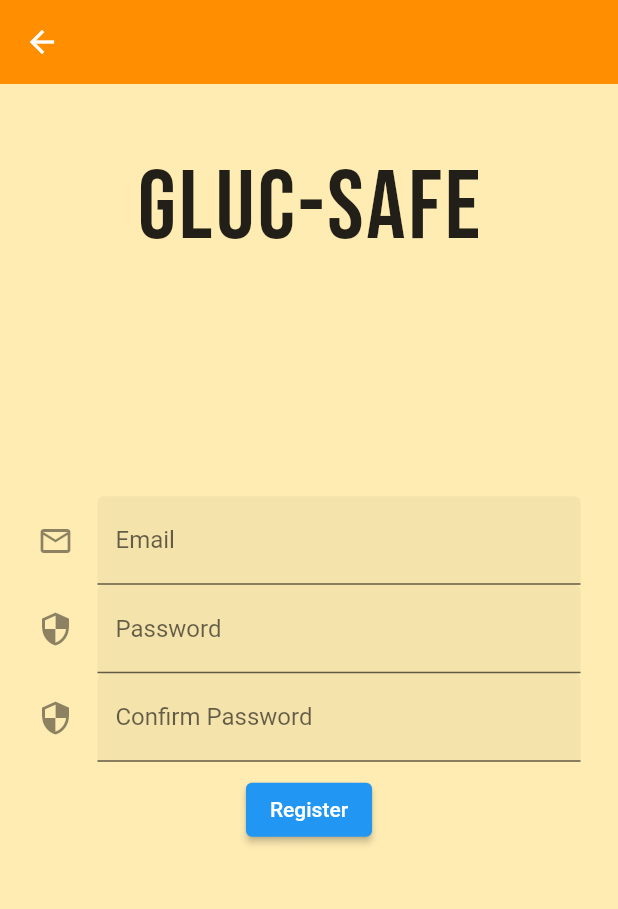
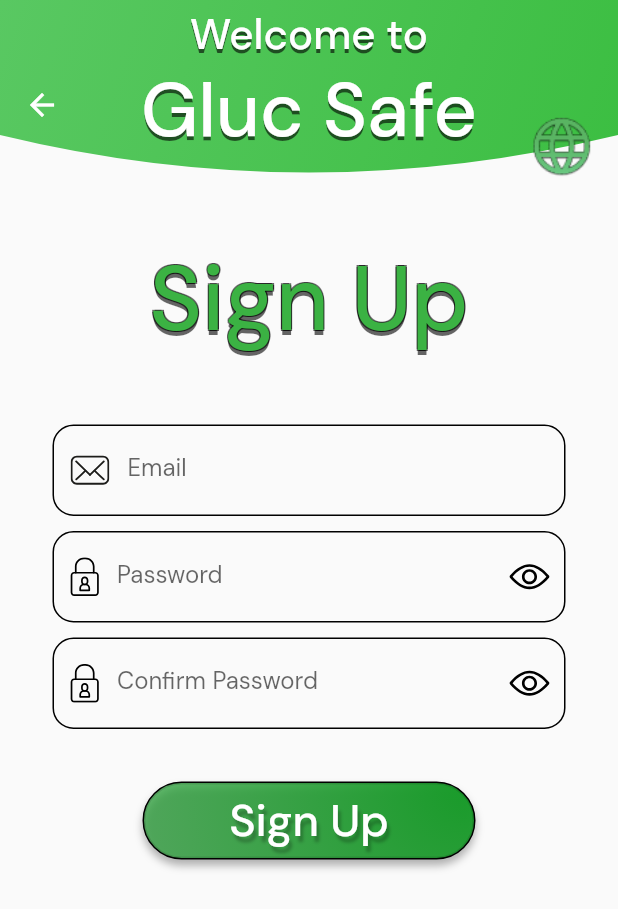
Before and after one commit to JustMax7CB/Gluc-Safe, a Flutter app: the screen it shows after launch, after a tap on "Sign Up", on a phone screen of 412 x 824 dp. Shown: the top 909 px of the screen. Run offline on Flutter 3.47's test engine with Material 2 defaults, Android fonts, the phone set to English and light mode, and no system bars; our stand-ins replace awesome_dialog, cloud_firestore, dropdown_button2, easy_localization, firebase_auth, firebase_core and 7 more; missing offline and left inert: age_calculator, flutter_cupertino_datetime_picker, folding_cell; accounts and stored records are empty; network calls fail.

Commit message:
designed the register page according to the agreed design in figma, also added animation transition between login and registration pages and created independent files for the appbar and the text stroke

```diff
--- /dev/null
+++ b/lib/routes/registerPageRoute.dart
@@ -0,0 +1,18 @@
+import 'package:flutter/material.dart';
+import 'package:gluc_safe/screens/screens.dart';
+
+PageRouteBuilder registerPageRoute() {
+  List<Curve> curveList = [Curves.ease];
+  return PageRouteBuilder(
+    pageBuilder: (_, __, ___) => RegisterPage(),
+    transitionDuration: Duration(seconds: 1),
+    transitionsBuilder: (context, animation, anotherAnimation, child) {
+      animation = CurvedAnimation(curve: curveList[0], parent: animation);
+      return SlideTransition(
+        position: Tween(begin: Offset(1.0, 0.0), end: Offset(0.0, 0.0))
+            .animate(animation),
+        child: child,
+      );
+    },
+  );
+}
--- a/lib/screens/LoginPage.dart
+++ b/lib/screens/LoginPage.dart
@@ -11,6 +11,9 @@ import 'package:gluc_safe/widgets/customAppBar.dart';
 import 'package:gluc_safe/widgets/textField.dart';
 import 'package:google_sign_in/google_sign_in.dart';
 import 'package:flutter_svg/flutter_svg.dart';
+import '../routes/registerPageRoute.dart';
+import '../widgets/glucsafeAppbar.dart';
+import '../widgets/textStroke.dart';
 
 class LoginPage extends StatefulWidget {
   const LoginPage({super.key});
@@ -46,7 +49,7 @@ class _LoginPageState extends State<LoginPage> {
       children: [
         Scaffold(
           resizeToAvoidBottomInset: false,
-          appBar: glucSafeAppbar(),
+          appBar: glucSafeAppbar(context),
           body: loginContainer(),
         ),
         GestureDetector(
@@ -236,105 +239,13 @@ class _LoginPageState extends State<LoginPage> {
                         ],
                       ),
                     ),
-                    onPressed: () => Navigator.pushNamed(context, "/register"),
-                  )
+                    onPressed: () =>
+                        Navigator.of(context).push(registerPageRoute()),
+                  ),
                 ],
               )),
         ],
       ),
-    );
-  }
-
-  List<Shadow> textStroke(double width, Color color) {
-    return <Shadow>[
-      Shadow(
-        color: color,
-        blurRadius: 0,
-        offset: Offset(-width, -width),
-      ),
-      Shadow(
-        color: color,
-        blurRadius: 0,
-        offset: Offset(width, -width),
-      ),
-      Shadow(
-        color: color,
-        blurRadius: 0,
-        offset: Offset(width, width),
-      ),
-      Shadow(
-        color: color,
-        blurRadius: 0,
-        offset: Offset(-width, width),
-      ),
-    ];
-  }
-
-  AppBar glucSafeAppbar() {
-    return AppBar(
-      backgroundColor: Colors.transparent,
-      toolbarHeight: 140,
-      elevation: 0.0,
-      title: Container(
-        margin: EdgeInsets.only(bottom: 30),
-        child: Column(
-          children: [
-            Text(
-              "login_page_welcome_title".tr(),
-              style: welcomeTextStyle(),
-            ),
-            Text(
-              "login_page_glucsafe_title".tr(),
-              style: glucSafeTextStyle(),
-            )
-          ],
-        ),
-      ),
-      centerTitle: true,
-      flexibleSpace: ClipPath(
-        clipper: CustomAppBar(),
-        child: Container(
-            height: 250,
-            width: _deviceWidth,
-            decoration: BoxDecoration(
-                gradient: LinearGradient(
-                    begin: Alignment.topLeft,
-                    end: Alignment.bottomRight,
-                    colors: [
-                  Color.fromRGBO(89, 200, 98, 1),
-                  Color.fromRGBO(59, 190, 65, 1)
-                ]))),
-      ),
-    );
-  }
-
-  TextStyle glucSafeTextStyle() {
-    return TextStyle(
-      fontFamily: "DM_Sans",
-      fontSize: 50,
-      fontWeight: FontWeight.w500,
-      shadows: <Shadow>[
-        Shadow(
-          color: Color.fromRGBO(0, 0, 0, 0.6),
-          blurRadius: 0,
-          offset: Offset(0, 3),
-        ),
-      ],
-    );
-  }
-
-  TextStyle welcomeTextStyle() {
-    return TextStyle(
-      fontFamily: "DM_Sans",
-      fontSize: 28,
-      fontWeight: FontWeight.w500,
-      shadows: <Shadow>[
-        Shadow(
-          color: Color.fromRGBO(0, 0, 0, 0.6),
-          blurRadius: 0,
-          offset: Offset(0, 3),
-        ),
-      ],
     );
   }
 
--- a/lib/screens/Register.dart
+++ b/lib/screens/Register.dart
@@ -1,9 +1,15 @@
 import 'package:easy_localization/easy_localization.dart';
 import 'package:firebase_auth/firebase_auth.dart';
 import 'package:flutter/material.dart';
+import 'package:flutter_svg/flutter_svg.dart';
 import 'package:get_it/get_it.dart';
 import 'package:gluc_safe/Models/user.dart';
 import 'package:gluc_safe/services/database.dart';
+
+import '../widgets/customAppBar.dart';
+import '../widgets/glucsafeAppbar.dart';
+import '../widgets/textField.dart';
+import '../widgets/textStroke.dart';
 
 class RegisterPage extends StatefulWidget {
   const RegisterPage({super.key});
@@ -15,10 +21,11 @@ class RegisterPage extends StatefulWidget {
 class _RegisterPageState extends State<RegisterPage> {
   late double _deviceHeight, _deviceWidth;
   final _formkey = GlobalKey<FormState>();
-  late String _email;
-  late String _pass;
-  late String _confirmPass;
+  TextEditingController _emailController = TextEditingController();
+  TextEditingController _passwordController = TextEditingController();
+  TextEditingController _confirmPasswordController = TextEditingController();
   FirebaseService? _firebaseService;
+  bool obscurePassword = true;
 
   @override
   void initState() {
@@ -31,44 +38,181 @@ class _RegisterPageState extends State<RegisterPage> {
     _deviceHeight = MediaQuery.of(context).size.height;
     _deviceWidth = MediaQuery.of(context).size.width;
 
-    return Scaffold(
-      backgroundColor: Colors.amber[100],
-      appBar: AppBar(
-        backgroundColor: Colors.amber[800],
-        elevation: 0,
-      ),
-      body: SafeArea(
-        child: GestureDetector(
+    return Stack(
+      children: [
+        Scaffold(
+          resizeToAvoidBottomInset: false,
+          appBar: glucSafeAppbar(context),
+          body: Container(
+            margin: EdgeInsets.only(bottom: 10, top: 20),
+            width: _deviceWidth,
+            child: Column(
+              crossAxisAlignment: CrossAxisAlignment.center,
+              children: [
+                Text(
+                  "login_page_signup_btn".tr(),
+                  style: TextStyle(
+                    fontFamily: "DM_Sans",
+                    fontSize: 60,
+                    fontWeight: FontWeight.w500,
+                    color: Color.fromRGBO(59, 178, 67, 1),
+                    shadows: <Shadow>[
+                      Shadow(
+                        color: Color.fromRGBO(0, 0, 0, 0.6),
+                        blurRadius: 0,
+                        offset: Offset(0, 3),
+                      ),
+                    ]..addAll(
+                        textStroke(
+                          0.8,
+                          Color.fromRGBO(0, 0, 0, 0.6),
+                        ),
+                      ),
+                  ),
+                ),
+                Container(
+                  // Email Input
+                  margin: EdgeInsets.fromLTRB(35, 45, 35, 10),
+                  child: InputFieldWidget(
+                    hint: "input_email_hint".tr(),
+                    label: "input_email_label".tr(),
+                    controller: _emailController,
+                    leadingIcon: SvgPicture.asset(
+                        "lib/assets/icons_svg/email_envelope.svg"),
+                    onChanged: () {},
+                    validator: () {},
+                  ),
+                ),
+                Container(
+                  // Password input
+                  margin: EdgeInsets.fromLTRB(35, 0, 35, 10),
+                  child: InputFieldWidget(
+                    hint: "input_password_hint".tr(),
+                    label: "input_password_label".tr(),
+                    obscure: obscurePassword,
+                    controller: _passwordController,
+                    leadingIcon: SvgPicture.asset(
+                        "lib/assets/icons_svg/password_lock.svg"),
+                    actionIcon: GestureDetector(
+                      onTap: () {
+                        setState(() {
+                          obscurePassword = !obscurePassword;
+                        });
+                      },
+                      child: SvgPicture.asset(
+                          "lib/assets/icons_svg/password_view_enabled.svg",
+                          height: 30,
+                          width: 30,
+                          fit: BoxFit.scaleDown),
+                    ),
+                    onChanged: () {},
+                    validator: () {},
+                  ),
+                ),
+                Container(
+                  // Confirm Password input
+                  margin: EdgeInsets.fromLTRB(35, 0, 35, 35),
+                  child: InputFieldWidget(
+                    hint: "input_confirm_password_hint".tr(),
+                    label: "input_confirm_password_label".tr(),
+                    obscure: obscurePassword,
+                    controller: _confirmPasswordController,
+                    leadingIcon: SvgPicture.asset(
+                        "lib/assets/icons_svg/password_lock.svg"),
+                    actionIcon: GestureDetector(
+                      onTap: () {
+                        setState(() {
+                          obscurePassword = !obscurePassword;
+                        });
+                      },
+                      child: SvgPicture.asset(
+                          "lib/assets/icons_svg/password_view_enabled.svg",
+                          height: 30,
+                          width: 30,
+                          fit: BoxFit.scaleDown),
+                    ),
+                    onChanged: () {},
+                    validator: () {},
+                  ),
+                ),
+                Container(
+                  // Sign in Outline Button
+                  decoration: BoxDecoration(
+                    boxShadow: <BoxShadow>[
+                      BoxShadow(
+                        color: Color.fromRGBO(0, 0, 0, 0.3),
+                        blurRadius: 4,
+                        offset: Offset(0, 4),
+                      )
+                    ],
+                    border: Border.all(color: Colors.black, width: 1),
+                    borderRadius: BorderRadius.circular(45),
+                    gradient: RadialGradient(
+                      radius: 13,
+                      focal: Alignment.topRight,
+                      colors: <Color>[
+                        Color.fromRGBO(23, 154, 40, 1),
+                        Color.fromRGBO(86, 180, 98, 0)
+                      ],
+                    ),
+                  ),
+                  child: OutlinedButton(
+                    onPressed: checkRegistration,
+                    style: OutlinedButton.styleFrom(
+                      fixedSize: Size(220, 50),
+                      shape: RoundedRectangleBorder(
+                        borderRadius: BorderRadius.circular(45),
+                      ),
+                    ),
+                    child: Text(
+                      "login_page_signup_btn".tr(),
+                      style: TextStyle(
+                          fontFamily: "DM_Sans",
+                          fontSize: 30,
+                          color: Colors.white,
+                          shadows: <Shadow>[
+                            Shadow(
+                              color: Color.fromRGBO(0, 0, 0, 0.25),
+                              blurRadius: 2,
+                              offset: Offset(2, 4),
+                            )
+                          ]),
+                    ),
+                  ),
+                ),
+              ],
+            ),
+          ),
+        ),
+        GestureDetector(
           onTap: () {
-            FocusScopeNode currentFocus = FocusScope.of(context);
-
-            if (!currentFocus.hasPrimaryFocus) {
-              currentFocus.unfocus();
-            }
+            if (context.locale == Locale('en'))
+              context.setLocale(Locale('he'));
+            else
+              context.setLocale(Locale('en'));
           },
-          child: Container(
-            color: Colors.amber[100],
-            child: SingleChildScrollView(
-              child: Column(
-                children: [
-                  titleWidget(),
-                  Form(
-                    key: _formkey,
-                    child: formWidget(),
-                  ),
-                ],
+          child: Padding(
+            padding: const EdgeInsets.only(top: 75, right: 15),
+            child: Align(
+              alignment: Alignment.topRight,
+              child: Container(
+                child: Image.asset(
+                  "lib/assets/icons_svg/globe_lang.png",
+                  height: 45,
+                ),
               ),
             ),
           ),
-        ),
-      ),
+        )
+      ],
     );
   }
 
   Future checkRegistration() async {
-    if (_pass == _confirmPass) {
+    if (_passwordController.text == _confirmPasswordController.text) {
       try {
-        await _firebaseService!.registerUser(email: _email, password: _pass);
+        await _firebaseService!.registerUser(
+            email: _emailController.text, password: _passwordController.text);
       } on FirebaseAuthException catch (e) {
         snackBarWithDismiss("register_page_invalid_data".tr());
       } finally {
@@ -81,69 +225,6 @@ class _RegisterPageState extends State<RegisterPage> {
     } else {
       snackBarWithDismiss("register_page_passwords_no_match".tr());
     }
-  }
-
-  Widget formWidget() {
-    return SizedBox(
-      width: _deviceWidth,
-      height: _deviceHeight * 0.55,
-      child: Padding(
-        padding: const EdgeInsets.symmetric(horizontal: 25.0),
-        child: Column(
-          mainAxisAlignment: MainAxisAlignment.center,
-          crossAxisAlignment: CrossAxisAlignment.center,
-          children: [
-            textField(
-              "input_email_label".tr(),
-              "input_email_hint".tr(),
-              "input_email_label".tr(),
-              const Icon(Icons.email_outlined),
-              false,
-            ),
-            textField(
-              "input_password_label".tr(),
-              "input_password_hint".tr(),
-              "input_password_label".tr(),
-              const Icon(Icons.security),
-              true,
-            ),
-            textField(
-              "input_confirm_password_label".tr(),
-              "input_confirm_password_hint".tr(),
-              "input_confirm_password_label".tr(),
-              const Icon(Icons.security),
-              true,
-            ),
-            registerButton(),
-          ],
-        ),
-      ),
-    );
-  }
-
-  Widget dividerWidget() {
-    return const Divider(
-      height: 20,
-      thickness: 2,
-      indent: 70,
-      endIndent: 70,
-      color: Colors.grey,
-    );
-  }
-
-  Widget registerButton() {
-    return Padding(
-      padding: const EdgeInsets.only(top: 8.0),
-      child: ElevatedButton(
-        onPressed: () {
-          if (_formkey.currentState!.validate()) {
-            snackBarWithDismiss("form_checking_data".tr());
-            checkRegistration();
-          }
-        },
-        child: Text("register_page_register_btn".tr()),
-      ),
-    );
   }
 
   snackBarWithDismiss(String text) {
@@ -161,53 +242,4 @@ class _RegisterPageState extends State<RegisterPage> {
       ),
     );
   }
-
-  Widget titleWidget() {
-    return SizedBox(
-      width: _deviceWidth,
-      height: _deviceHeight * 0.2,
-      child: Center(child: titleText()),
-    );
-  }
-
-  Widget titleText() {
-    return const Text(
-      "Gluc-Safe",
-      style: TextStyle(
-        fontFamily: "BebasNeue",
-        fontSize: 65,
-        fontWeight: FontWeight.w400,
-        letterSpacing: 2,
-        fontStyle: FontStyle.normal,
-      ),
-    );
-  }
-
-  Widget textField(
-      String field, String hint, String label, Icon icon, bool obscure) {
-    return TextFormField(
-      autovalidateMode: AutovalidateMode.onUserInteraction,
-      decoration: InputDecoration(
-          border: const UnderlineInputBorder(),
-          filled: true,
-          icon: icon,
-          hintStyle: const TextStyle(fontSize: 13),
-          hintText: hint,
-          labelText: label),
-      onChanged: (String val) {
-        (field == "Email" || field == "כתובת מייל")
-            ? _email = val
-            : (label == "Password" || label == "סיסמא")
-                ? _pass = val
-                : _confirmPass = val;
-      },
-      obscureText: obscure,
-      validator: (val) {
-        if (val == null || val.isEmpty) {
-          return "misc_field_empty".tr(args: [field]);
-        }
-        return null;
-      },
-    );
-  }
 }
--- /dev/null
+++ b/lib/screens/test.dart
@@ -0,0 +1,2 @@
+
+// how to create flutter textfield widget
--- /dev/null
+++ b/lib/widgets/divider.dart
@@ -0,0 +1,18 @@
+import 'package:flutter/material.dart';
+
+class DividerWidget extends StatelessWidget {
+  const DividerWidget({super.key, required this.start, required this.end});
+  final double start;
+  final double end;
+
+  @override
+  Widget build(BuildContext context) {
+    return Divider(
+      height: 20,
+      thickness: 2,
+      indent: start,
+      endIndent: end,
+      color: Colors.grey,
+    );
+  }
+}
--- /dev/null
+++ b/lib/widgets/glucsafeAppbar.dart
@@ -0,0 +1,72 @@
+import 'package:easy_localization/easy_localization.dart';
+import 'package:flutter/material.dart';
+
+import 'customAppBar.dart';
+
+AppBar glucSafeAppbar(BuildContext context) {
+    return AppBar(
+      backgroundColor: Colors.transparent,
+      toolbarHeight: 140,
+      elevation: 0.0,
+      title: Container(
+        margin: EdgeInsets.only(bottom: 30),
+        child: Column(
+          children: [
+            Text(
+              "login_page_welcome_title".tr(),
+              style: welcomeTextStyle(),
+            ),
+            Text(
+              "login_page_glucsafe_title".tr(),
+              style: glucSafeTextStyle(),
+            )
+          ],
+        ),
+      ),
+      centerTitle: true,
+      flexibleSpace: ClipPath(
+        clipper: CustomAppBar(),
+        child: Container(
+            height: 250,
+            width: MediaQuery.of(context).size.width,
+            decoration: BoxDecoration(
+                gradient: LinearGradient(
+                    begin: Alignment.topLeft,
+                    end: Alignment.bottomRight,
+                    colors: [
+                  Color.fromRGBO(89, 200, 98, 1),
+                  Color.fromRGBO(59, 190, 65, 1)
+                ]))),
+      ),
+    );
+  }
+
+   TextStyle welcomeTextStyle() {
+    return TextStyle(
+      fontFamily: "DM_Sans",
+      fontSize: 28,
+      fontWeight: FontWeight.w500,
+      shadows: <Shadow>[
+        Shadow(
+          color: Color.fromRGBO(0, 0, 0, 0.6),
+          blurRadius: 0,
+          offset: Offset(0, 3),
+        ),
+      ],
+    );
+  }
+
+  TextStyle glucSafeTextStyle() {
+    return TextStyle(
+      fontFamily: "DM_Sans",
+      fontSize: 50,
+      fontWeight: FontWeight.w500,
+      shadows: <Shadow>[
+        Shadow(
+          color: Color.fromRGBO(0, 0, 0, 0.6),
+          blurRadius: 0,
+          offset: Offset(0, 3),
+        ),
+      ],
+    );
+  }
--- /dev/null
+++ b/lib/widgets/textStroke.dart
@@ -0,0 +1,26 @@
+import 'package:flutter/material.dart';
+
+List<Shadow> textStroke(double width, Color color) {
+  return <Shadow>[
+    Shadow(
+      color: color,
+      blurRadius: 0,
+      offset: Offset(-width, -width),
+    ),
+    Shadow(
+      color: color,
+      blurRadius: 0,
+      offset: Offset(width, -width),
+    ),
+    Shadow(
+      color: color,
+      blurRadius: 0,
+      offset: Offset(width, width),
+    ),
+    Shadow(
+      color: color,
+      blurRadius: 0,
+      offset: Offset(-width, width),
+    ),
+  ];
+}
```
